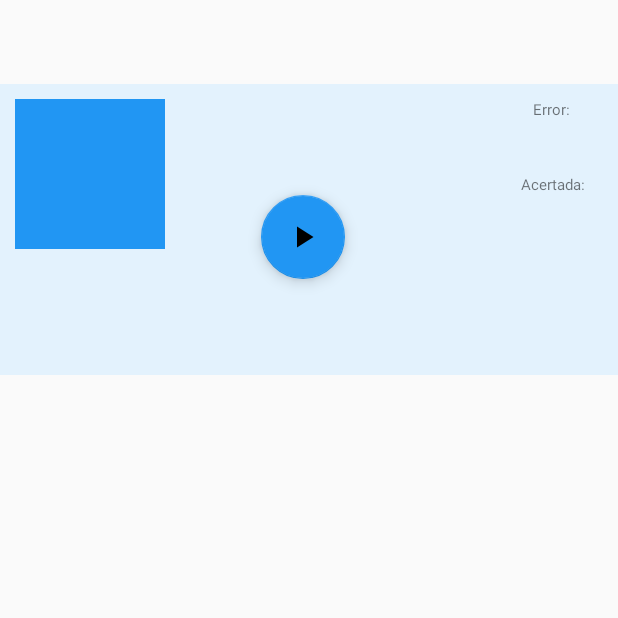
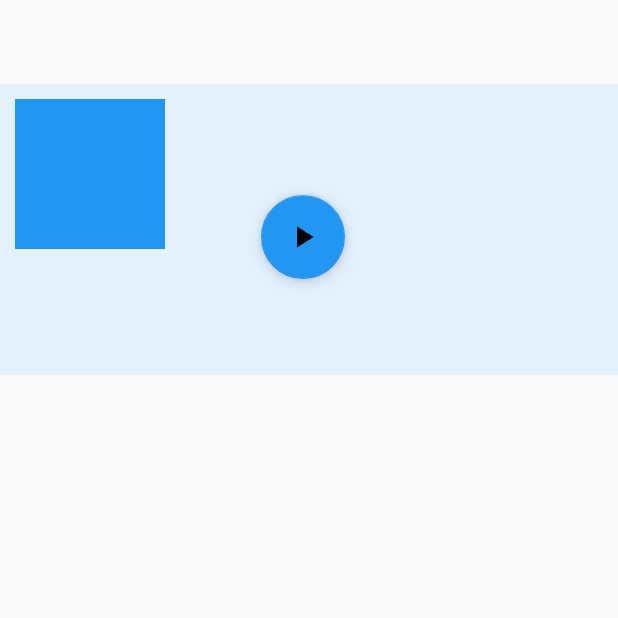
Before and after one commit to codemendozaa/GameDroid, an Android app: the screen it shows after launch (MainActivity), on a phone screen of 412 x 824 dp, the top half of it. Run offline under Robolectric (Android 15) with nearby library versions, the light colour scheme and no system bars.

```diff
--- a/app/src/main/res/layout/activity_main.xml
+++ b/app/src/main/res/layout/activity_main.xml
@@ -52,16 +52,14 @@
                 android:id="@+id/txt_error"
                 android:layout_width="50dp"
                 android:layout_height="50dp"
-                android:text="Error: "
-                android:textAlignment="center"
+                android:textAlignment="textStart"
                 android:textSize="10dp" />
 
             <TextView
                 android:id="@+id/txt_acertada"
                 android:layout_width="50dp"
                 android:layout_height="50dp"
-                android:text="Acertada:"
-                android:textAlignment="center"
+                android:textAlignment="textStart"
                 android:textSize="10dp" />
         </LinearLayout>
 
```
Also changed, not shown: app/src/main/java/com/codemen/gamedroid/MainActivity.kt (+50 -2 lines), app/src/main/java/com/codemen/gamedroid/MainAdapter.kt (+9 -4 lines).
